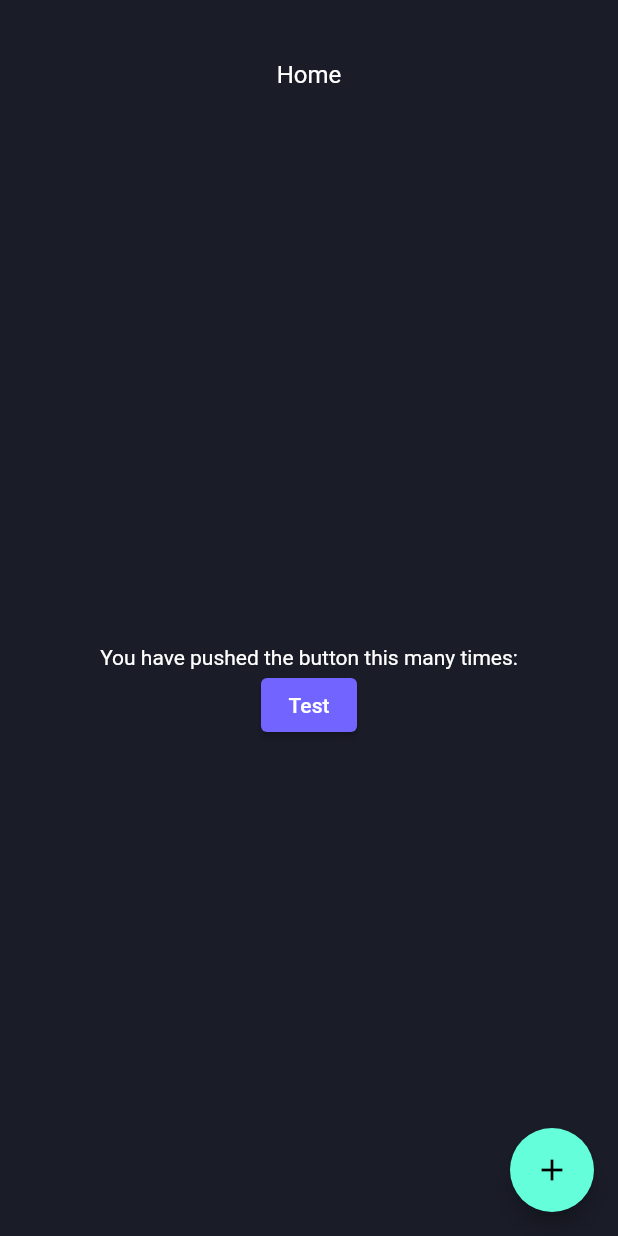
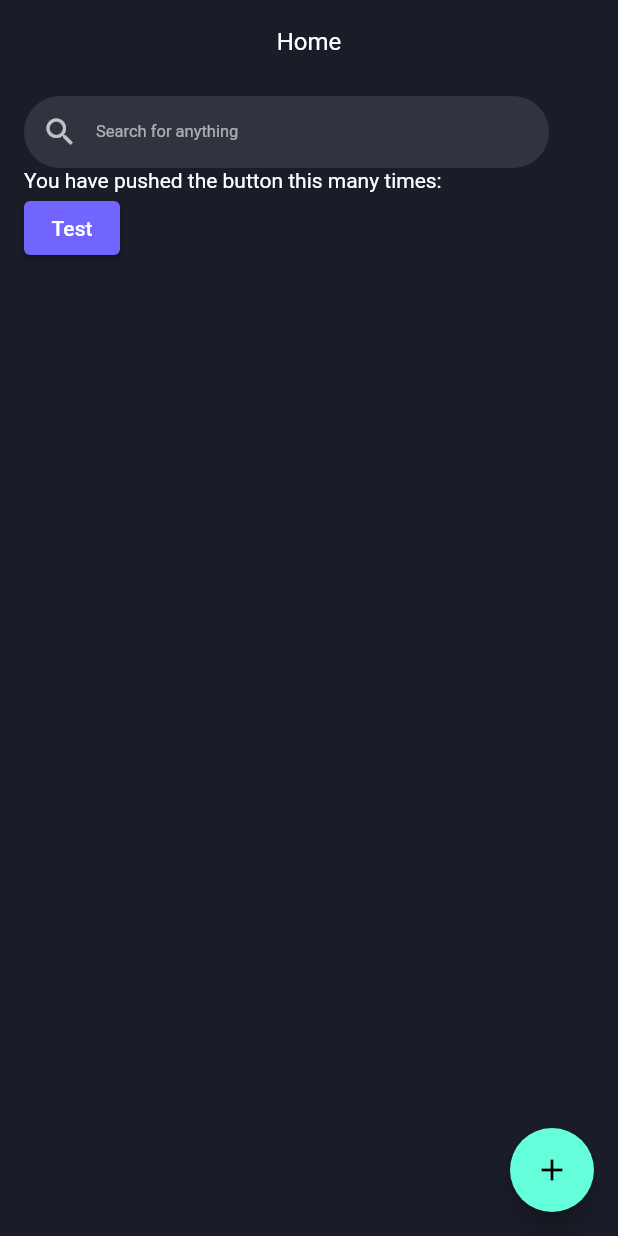
Before and after one commit to antonio-pedro99/file-space-mobile-app, a Flutter app: the screen it shows after launch, on a phone screen of 412 x 824 dp. Run offline on Flutter 3.47's test engine with Material 2 defaults, Android fonts, the phone set to English and light mode, and no system bars.

Commit message:
improve home page

```diff
--- a/lib/views/page/home/home.dart
+++ b/lib/views/page/home/home.dart
@@ -10,25 +10,53 @@ class _MyHomePageState extends State<MyHomePage> {
   @override
   Widget build(BuildContext context) {
     return Scaffold(
-      appBar: AppBar(
+      body: NestedScrollView(
+          physics: const BouncingScrollPhysics(),
+          headerSliverBuilder: (context, innerBoxIsScrolled) {
+            return [
+              SliverAppBar(
+                forceElevated: innerBoxIsScrolled,
                 title: const Text("Home"),
+                floating: true,
+              )
+            ];
+          },
+          body: SafeArea(
+              maintainBottomViewPadding: true,
+              top: false,
+              child: Padding(
+                padding:
+                    const EdgeInsets.symmetric(horizontal: 16, vertical: 8),
+                child: Column(
+                  mainAxisAlignment: MainAxisAlignment.start,
+                  crossAxisAlignment: CrossAxisAlignment.start,
+                  children: [
+                    SizedBox(
+                        width: 350,
+                        child: TextField(
+                          decoration: InputDecoration(
+                            filled: true,
+                            contentPadding: const EdgeInsets.all(8),
+                            border: OutlineInputBorder(
+                                borderSide: BorderSide.none,
+                                borderRadius: BorderRadius.circular(24)),
+                            floatingLabelBehavior: FloatingLabelBehavior.never,
+                            labelText: "Search for anything",
+                            prefixIcon: const Icon(Icons.search_sharp),
                           ),
-      body: Center(
-        child: Column(
-          mainAxisAlignment: MainAxisAlignment.center,
-          children: [
+                        )),
                     const Text(
                       'You have pushed the button this many times:',
                     ),
-            ElevatedButton(onPressed: () {}, child: Text("Test"))
+                    ElevatedButton(onPressed: () {}, child: Text("Test")),
                   ],
                 ),
-      ),
+              ))),
       floatingActionButton: FloatingActionButton(
         onPressed: () {},
         tooltip: 'Increment',
         child: const Icon(Icons.add),
-      ), // This trailing comma makes auto-formatting nicer for build methods.
+      ),
     );
   }
 }
--- a/lib/views/theme/theme.dart
+++ b/lib/views/theme/theme.dart
@@ -10,7 +10,6 @@ class MyAppTheme {
     appBarTheme: const AppBarTheme(
         elevation: 0,
         centerTitle: true,
-        toolbarHeight: 100,
         color: Colors.transparent,
         titleTextStyle: TextStyle(fontSize: 16, fontWeight: FontWeight.normal)),
     dividerTheme: const DividerThemeData(thickness: 0.8),
```
Lines whose indentation alone changed are shown as unchanged.
